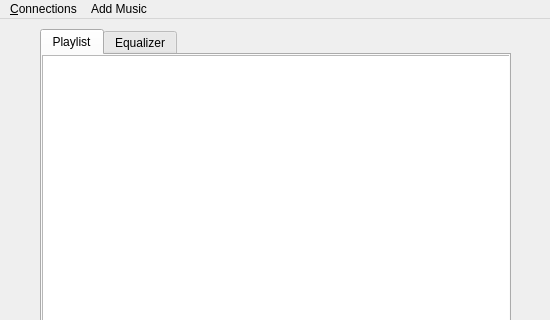
The window that Source/Client/mainwindow.ui (imoongom/commaudio) describes before a commit, drawn with Qt 5; both pictures show x 0 to 550 and y 0 to 320 of the 550 by 553 pixel window.
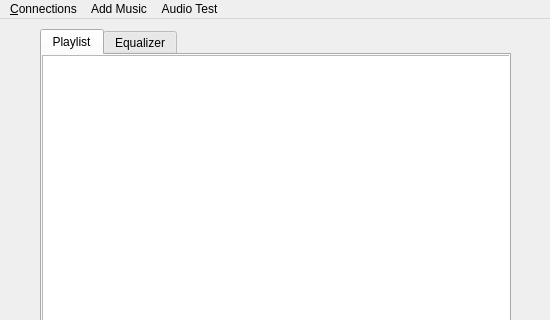
The same window after the commit.

```diff
--- a/Source/Client/mainwindow.ui
+++ b/Source/Client/mainwindow.ui
@@ -198,7 +198,7 @@
      <x>0</x>
      <y>0</y>
      <width>550</width>
-     <height>21</height>
+     <height>30</height>
     </rect>
    </property>
    <widget class="QMenu" name="menuConnections">
@@ -216,8 +216,19 @@
      <string>Add Music</string>
     </property>
    </widget>
+   <widget class="QMenu" name="menuAudio_Test">
+    <property name="title">
+     <string>Audio Test</string>
+    </property>
+    <addaction name="actionTest_1"/>
+    <addaction name="actionPause"/>
+    <addaction name="actionResume"/>
+    <addaction name="actionTest_2"/>
+    <addaction name="actionPause2"/>
+   </widget>
    <addaction name="menuConnections"/>
    <addaction name="menuAdd_Music"/>
+   <addaction name="menuAudio_Test"/>
   </widget>
   <action name="action_Request_Playlist">
    <property name="text">
```
Left out of the diff: 25 changed lines with no effect on the pictures.
